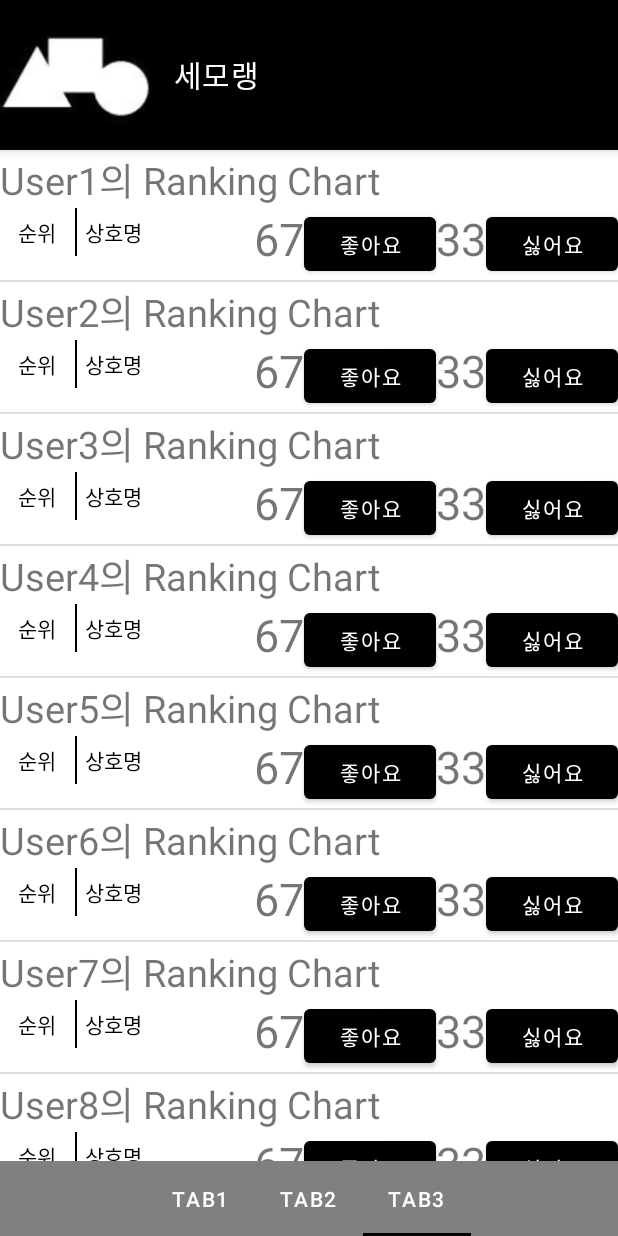
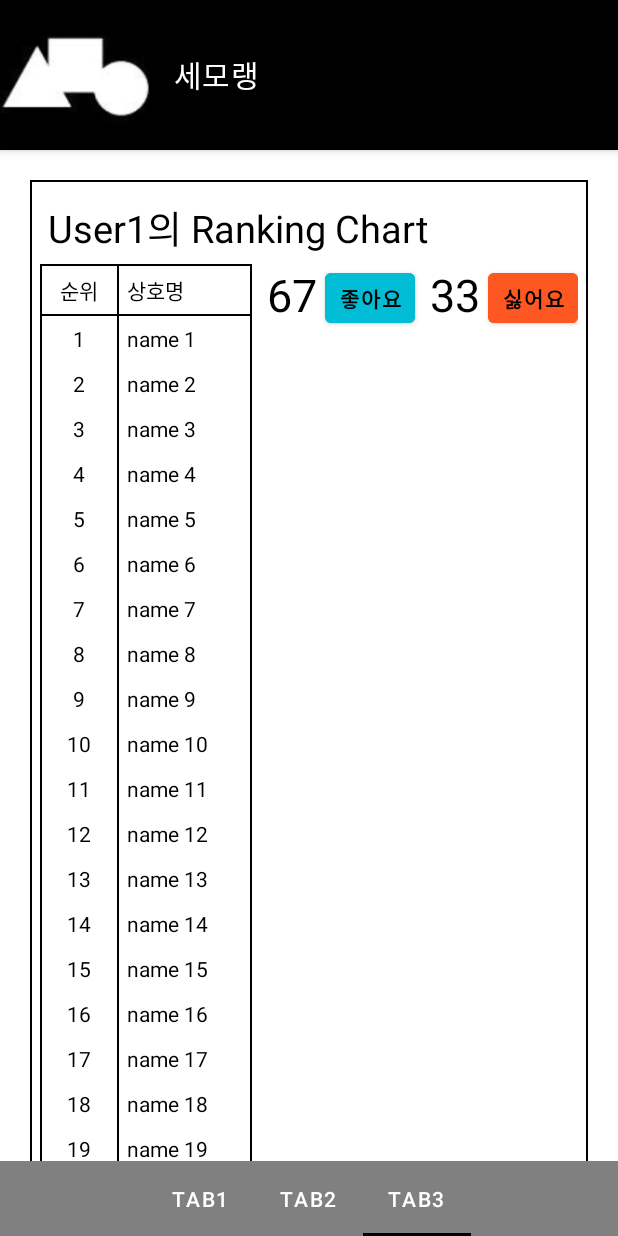
Before and after one commit to ksb0315/SemoProj, an Android app: the screen it shows after launch (MainActivity), item 3 of the bottom bar chosen, on a phone screen of 412 x 824 dp. Run offline under Robolectric (Android 15) with nearby library versions, the phone set to English and light mode, and no system bars.

Commit message:
디자인 변경
layout 테두리 추가
오브젝트 간 간격 조절

```diff
--- a/app/src/main/java/com/example/semoproj/MyAdapter.kt
+++ b/app/src/main/java/com/example/semoproj/MyAdapter.kt
@@ -8,10 +8,7 @@ import android.graphics.Rect
 import android.view.LayoutInflater
 import android.view.View
 import android.view.ViewGroup
-import androidx.annotation.ColorInt
 import androidx.core.view.ViewCompat
-import androidx.recyclerview.widget.DividerItemDecoration
-import androidx.recyclerview.widget.LinearLayoutManager
 import androidx.recyclerview.widget.RecyclerView
 import com.example.semoproj.databinding.ItemRecyclerviewBinding
 
--- a/app/src/main/java/com/example/semoproj/OneFragment.kt
+++ b/app/src/main/java/com/example/semoproj/OneFragment.kt
@@ -108,7 +108,6 @@ class OneFragment : Fragment() {
         binding.recyclerView.adapter=adapter
         binding.recyclerView.addItemDecoration(MyDecoration(activity as Context))
 
-
         return binding.root
     }
 
--- a/app/src/main/java/com/example/semoproj/ThreeFragment.kt
+++ b/app/src/main/java/com/example/semoproj/ThreeFragment.kt
@@ -68,9 +68,6 @@ class ThreeFragment : Fragment() {
         val adapter = MyAdapter3(datas3)
         binding.recyclerViewSnapOuter.adapter=adapter
 
-        binding.recyclerViewSnapOuter.addItemDecoration(MyDecoration3(activity as Context))
-        binding.recyclerViewSnapOuter.addItemDecoration(DividerItemDecoration(context, LinearLayoutManager.VERTICAL))
-
         return binding.root
     }
 }
--- a/app/src/main/java/com/example/semoproj/TwoFragment.kt
+++ b/app/src/main/java/com/example/semoproj/TwoFragment.kt
@@ -36,7 +36,7 @@ class TwoFragment : Fragment() {
         binding.recyclerView.adapter=adapter
         binding.recyclerView.addItemDecoration(MyDecoration2(activity as Context))
 
-        return binding.root    }
+        return binding.root
 
-
+    }
 }
--- a/app/src/main/res/layout/fragment_three.xml
+++ b/app/src/main/res/layout/fragment_three.xml
@@ -1,13 +1,13 @@
 <?xml version="1.0" encoding="utf-8"?>
 <LinearLayout xmlns:android="http://schemas.android.com/apk/res/android"
-    xmlns:tools="http://schemas.android.com/tools"
     android:layout_width="match_parent"
     android:layout_height="wrap_content"
     android:orientation="vertical">
 
-        <androidx.recyclerview.widget.RecyclerView
-            android:id="@+id/recyclerView_snap_outer"
-            android:layout_width="match_parent"
-            android:layout_height="wrap_content">
-        </androidx.recyclerview.widget.RecyclerView>
+    <androidx.recyclerview.widget.RecyclerView
+        android:id="@+id/recyclerView_snap_outer"
+        android:layout_width="match_parent"
+        android:layout_height="wrap_content">
+    </androidx.recyclerview.widget.RecyclerView>
+
 </LinearLayout>
--- a/app/src/main/res/layout/item_recyclerview2.xml
+++ b/app/src/main/res/layout/item_recyclerview2.xml
@@ -34,7 +34,7 @@
 
     <TextView
         android:id="@+id/like_data"
-        android:layout_width="50dp"
+        android:layout_width="70dp"
         android:layout_height="wrap_content"
         android:textColor="@color/black"
         android:gravity="center"
--- a/app/src/main/res/layout/item_recyclerview_snap.xml
+++ b/app/src/main/res/layout/item_recyclerview_snap.xml
@@ -2,31 +2,61 @@
 <LinearLayout xmlns:android="http://schemas.android.com/apk/res/android"
     android:layout_width="match_parent"
     android:layout_height="wrap_content"
+    android:orientation="horizontal"
+    android:layout_margin="20dp">
+
+    <View
+        android:layout_width="1dp"
+        android:layout_height="match_parent"
+        android:background="#FF000000"/>
+
+    <LinearLayout
+        android:layout_width="match_parent"
+        android:layout_height="wrap_content"
+        android:layout_weight="1"
+        android:orientation="vertical">
+
+        <View
+            android:layout_width="match_parent"
+            android:layout_height="1dp"
+            android:background="#FF000000"/>
+
+        <LinearLayout
+            android:layout_width="match_parent"
+            android:layout_height="wrap_content"
+            android:layout_margin="5dp"
             android:orientation="vertical">
 
             <TextView
                 android:id="@+id/who_rank_snap"
                 android:layout_width="match_parent"
                 android:layout_height="wrap_content"
-        android:textSize="25dp"/>
-
+                android:textSize="25dp"
+                android:textColor="@color/black"
+                android:padding="5dp"/>
 
             <LinearLayout
                 android:layout_width="match_parent"
                 android:layout_height="wrap_content"
                 android:orientation="horizontal">
 
+                <View
+                    android:layout_width="1dp"
+                    android:layout_height="match_parent"
+                    android:background="#FF000000"/>
                 <LinearLayout
                     android:layout_width="0dp"
                     android:layout_weight="1"
                     android:layout_height="wrap_content"
                     android:orientation="vertical">
+                    <View
+                        android:layout_width="match_parent"
+                        android:layout_height="1dp"
+                        android:background="#FF000000"/>
                     <LinearLayout
                         android:layout_width="match_parent"
                         android:layout_height="wrap_content"
-                android:orientation="horizontal"
-                android:gravity="center"
-                android:layout_gravity="center">
+                        android:orientation="horizontal">
 
                         <TextView
                             android:layout_width="50dp"
@@ -48,12 +78,26 @@
                             android:padding="5dp"/>
                     </LinearLayout>
 
+                    <View
+                        android:layout_width="match_parent"
+                        android:layout_height="1dp"
+                        android:background="#FF000000"/>
+
                     <androidx.recyclerview.widget.RecyclerView
                         android:id="@+id/RecyclerView_snap"
                         android:layout_width="match_parent"
                         android:layout_height="wrap_content"/>
+                    <View
+                        android:layout_width="match_parent"
+                        android:layout_height="1dp"
+                        android:background="#FF000000"/>
 
                 </LinearLayout>
+                <View
+                    android:layout_width="1dp"
+                    android:layout_height="match_parent"
+                    android:background="#FF000000"
+                    android:layout_marginRight="10dp"/>
 
                 <TextView
                     android:id="@+id/n_likes"
@@ -61,24 +105,50 @@
                     android:layout_height="wrap_content"
                     android:text="67"
                     android:textSize="30dp"
-            android:layout_gravity="right"/>
+                    android:textColor="@color/black"
+                    android:layout_gravity="right"
+                    android:layout_marginRight="5dp"/>
                 <Button
-            android:layout_width="wrap_content"
-            android:layout_height="wrap_content"
+                    android:layout_width="60dp"
+                    android:layout_height="45dp"
+                    android:backgroundTint="#00BCD4"
                     android:text="좋아요"
-            android:layout_gravity="right"/>
+                    android:textColor="@color/black"
+                    android:textStyle="bold"
+                    android:layout_gravity="right"
+                    android:padding="5dp"
+                    android:layout_marginRight="10dp"/>
                 <TextView
                     android:id="@+id/n_dislikes"
                     android:layout_width="wrap_content"
                     android:layout_height="wrap_content"
                     android:text="33"
                     android:textSize="30dp"
-            android:layout_gravity="right"/>
+                    android:textColor="@color/black"
+                    android:layout_gravity="right"
+                    android:layout_marginRight="5dp"/>
                 <Button
-            android:layout_width="wrap_content"
-            android:layout_height="wrap_content"
+                    android:layout_width="60dp"
+                    android:layout_height="45dp"
+                    android:backgroundTint="#FF5722"
                     android:text="싫어요"
-            android:layout_gravity="right"/>
+                    android:textColor="@color/black"
+                    android:textStyle="bold"
+                    android:layout_gravity="right"
+                    android:padding="5dp"/>
+            </LinearLayout>
         </LinearLayout>
 
+        <View
+            android:layout_width="match_parent"
+            android:layout_height="1dp"
+            android:background="#FF000000"/>
+
     </LinearLayout>
+
+    <View
+        android:layout_width="1dp"
+        android:layout_height="match_parent"
+        android:background="#FF000000"/>
+
+</LinearLayout>
```
Also changed, not shown: app/src/main/java/com/example/semoproj/MyAdapter2.kt (+22 -1 lines), app/src/main/java/com/example/semoproj/MyAdapter3-1.kt (deleted, +0 -50 lines), app/src/main/res/layout/fragment_one.xml (+9 -9 lines), app/src/main/res/layout/fragment_two.xml (+57 -8 lines). Lines whose indentation alone changed are shown as unchanged.
